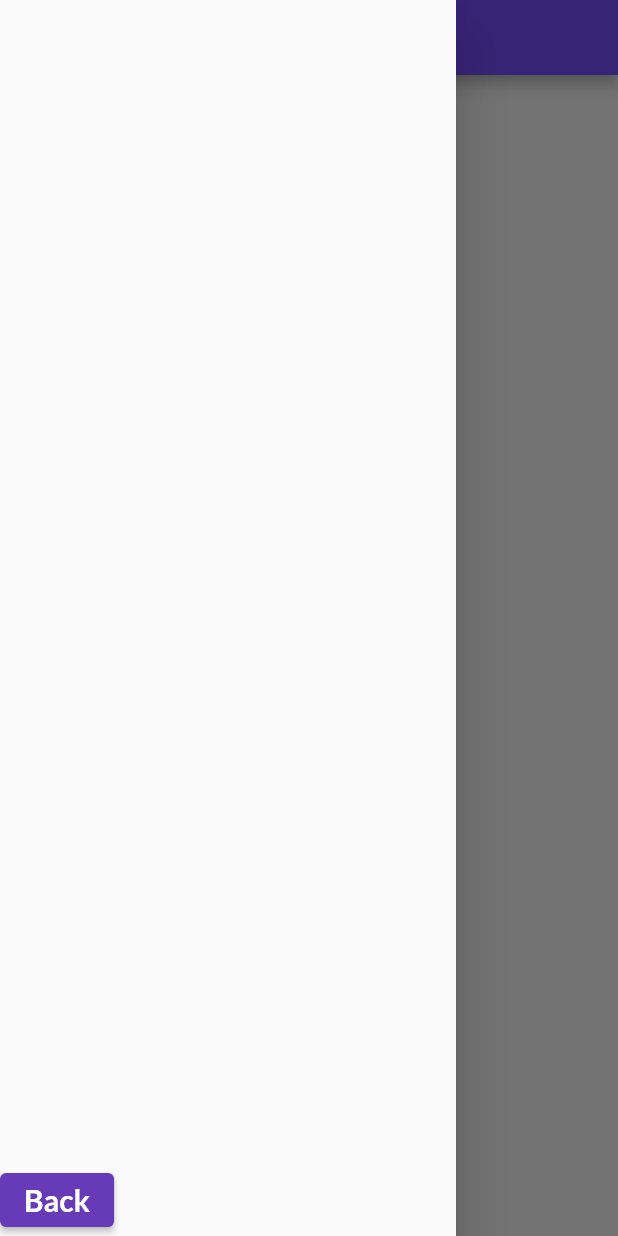
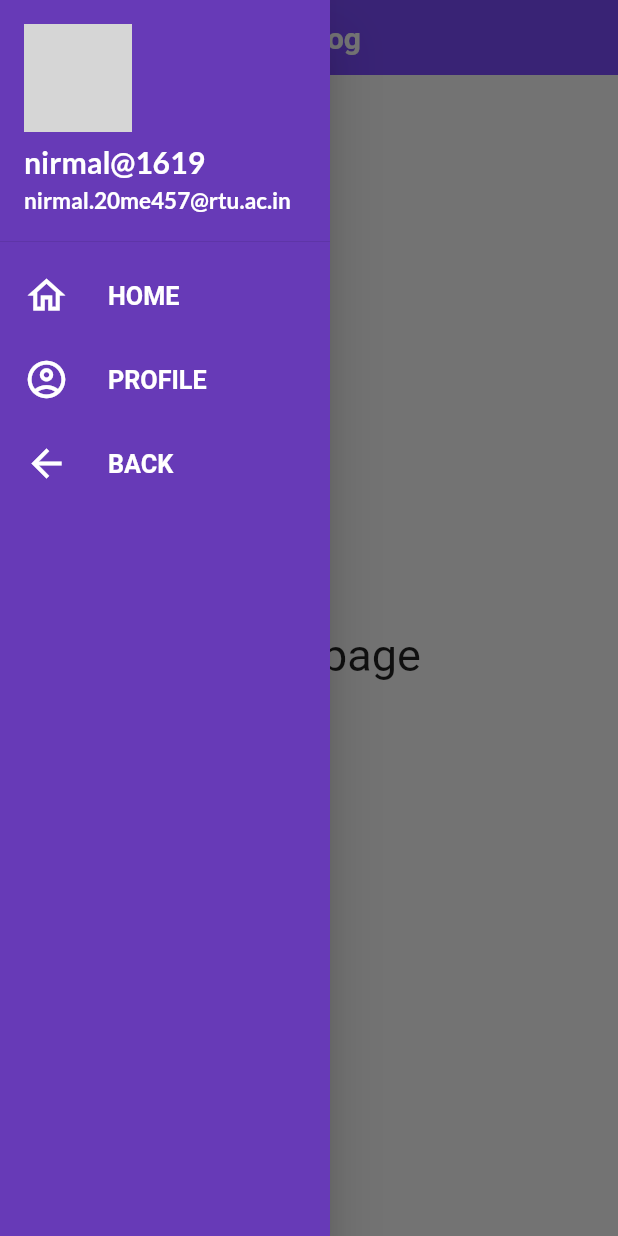
Before and after one commit to hacker1619/flutterLearning, a Flutter app: the HomePage screen opened by its route, with the side drawer open, on a phone screen of 412 x 824 dp. Run offline on Flutter 3.47's test engine with Material 2 defaults, Android fonts, the phone set to English and light mode, and no system bars; our stand-ins replace google_fonts; network calls fail; grey boxes are pictures that could not be loaded.

Commit message:
day 9 complete

```diff
--- a/lib/pages/home_page.dart
+++ b/lib/pages/home_page.dart
@@ -1,4 +1,5 @@
 import 'package:app1/utility/routes.dart';
+import 'package:app1/widget/Drawer.dart';
 import 'package:flutter/material.dart';
 
 class HomePage extends StatelessWidget {
@@ -23,37 +24,8 @@ class HomePage extends StatelessWidget {
           // shape: Shape
           backgroundColor: Colors.deepPurpleAccent,
         ),
-        drawer: Drawer(
-
-            child: Row(
-              children: [
-                Container(
-                 // height: ,
-
-                  child: Align(
-
-                    alignment: Alignment.bottomLeft,
-                    child: ElevatedButton(
-                onPressed: (){
-        Navigator.pushNamed(context, MyRoutes.loginRoute);
-        },
-
-          child: Text(
-            "Back",
-            style: TextStyle(
-              fontWeight: FontWeight.bold,
-              fontSize: 20,
-            ),
-          ),
-        ),
-                  ),
-                  // padding: const EdgeInsets.symmetric(vertical: 0,horizontal: 100)
-
-                ),
-              ],
-            ),
-        ),
-        body: Center(child: Text("Home Page",style: TextStyle(fontSize: 30),)),
+         drawer: MyDrawer(),
+        body: Center(child: Text("home page",style: TextStyle(fontSize: 30),)),
       );
   }
 }
--- /dev/null
+++ b/lib/widget/Drawer.dart
@@ -0,0 +1,106 @@
+import 'package:app1/utility/routes.dart';
+import 'package:flutter/material.dart';
+
+class MyDrawer extends StatelessWidget {
+  const MyDrawer({super.key});
+
+  @override
+  Widget build(BuildContext context) {
+
+    const imageUrl="https://drive.google.com/uc?export=view&id=1qd5FmCjO3ACeLQuM-ck83yGjA1vvGPLk";
+    return  Drawer(
+     width: 220,
+     child: Container(
+       // height: ,
+       color: Colors.deepPurple,
+       child: ListView(
+         // padding: EdgeInsets.zero,
+
+         children: [
+
+
+           const DrawerHeader(
+               padding: EdgeInsets.zero,
+             decoration: BoxDecoration(
+               color: Colors.deepPurple,
+               // image: DecorationImage(image: NetworkImage(imageUrl))
+             ),
+               child: UserAccountsDrawerHeader(
+                 margin: EdgeInsets.zero,
+                currentAccountPicture: CircleAvatar(
+                  backgroundImage: NetworkImage(imageUrl),
+                ),
+             accountName: Text("nirmal@1619",
+               style: TextStyle(
+                 fontWeight: FontWeight.bold,
+                 fontSize: 20,
+               ),
+             ),
+             accountEmail: Text("nirmal.20me457@rtu.ac.in",
+               style: TextStyle(
+                 fontWeight: FontWeight.bold,
+                 fontSize: 15,
+               ),),
+
+
+           ),),
+           ListTile(
+             title: Text(("HOME"),
+               textScaleFactor: 1.2,
+               style: TextStyle(
+                 color: Colors.white,
+                 fontWeight: FontWeight.bold,
+                 // fontSize: 30,
+
+               ),
+
+             ),
+             leading: Icon(Icons.home_outlined,color: Colors.white,size: 30,),
+             onTap: (){
+               print("HOME CLICKED");
+             },
+
+           ),
+           ListTile(
+             title: Text("PROFILE",
+               textScaleFactor: 1.2,
+               style: TextStyle(
+                 color: Colors.white,
+                 fontWeight: FontWeight.bold,
+                 // fontSize: 30,
+
+               ),
+
+             ),
+             leading: Icon(Icons.account_circle_outlined,color: Colors.white,size: 30,),
+             onTap: (){
+               print("PROFILE");
+             },
+
+           ),
+           ListTile(
+             title: Text("BACK",
+               textScaleFactor: 1.2,
+               style: TextStyle(
+                 color: Colors.white,
+                 fontWeight: FontWeight.bold,
+                 // fontSize: 30,
+
+               ),
+
+             ),
+             leading: Icon(Icons.arrow_back,color: Colors.white,size: 30,),
+             onTap: (){
+               Navigator.pushNamed(context, MyRoutes.loginRoute) ;
+             },
+
+           ),
+         ],
+
+       ),
+
+
+     ),
+    );
+  }
+}
--- /dev/null
+++ b/lib/widget/myTheme.dart
@@ -0,0 +1,22 @@
+import 'package:flutter/material.dart';
+import 'package:google_fonts/google_fonts.dart';
+
+
+class MyTheme{
+  static ThemeData lightTheme(BuildContext context)=>ThemeData(
+    primarySwatch: Colors.deepPurple,
+    fontFamily: GoogleFonts.lato().fontFamily,
+    appBarTheme: AppBarTheme(
+     color: Colors.black,
+      elevation: 0,
+      iconTheme: IconThemeData(
+        color: Colors.white,
+      ),
+
+    ),
+    textTheme: Theme.of(context).textTheme,
+  );
+  static ThemeData darKTheme(BuildContext context)=>ThemeData(
+    brightness: Brightness.dark,
+  );
+}
```
Also changed, not shown: lib/main.dart (+9 -14 lines), lib/models/catalog.dart (added, +18 -0 lines), lib/pages/login_page.dart (+69 -56 lines), 1 other file.
